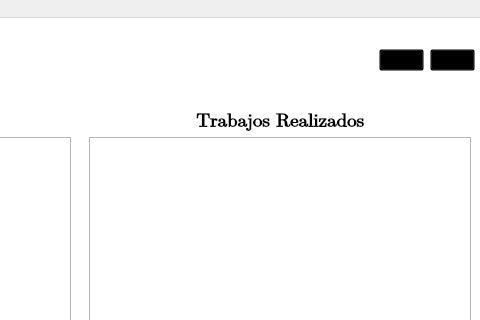
The window that App/Front/V_KWRB.ui (LAngelVp/ProccessRMPG73) describes before a commit, drawn with Qt 5; both pictures show x 320 to 800 and y 0 to 320 of the 800 by 500 pixel window.
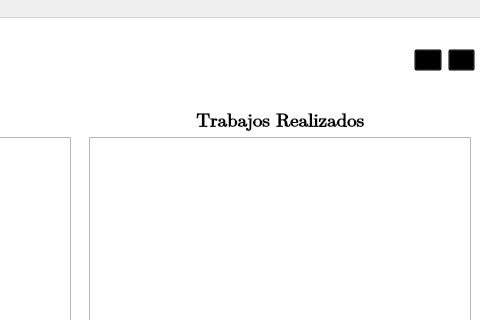
The same window after the commit. Icons and pictures are not drawn.

The edit to the form file:
```diff
--- a/App/Front/V_KWRB.ui
+++ b/App/Front/V_KWRB.ui
@@ -207,13 +207,13 @@
         <widget class="QWidget" name="WBotonesSalida" native="true">
          <property name="minimumSize">
           <size>
-           <width>110</width>
+           <width>75</width>
            <height>0</height>
           </size>
          </property>
          <property name="maximumSize">
           <size>
-           <width>110</width>
+           <width>75</width>
            <height>16777215</height>
           </size>
          </property>
```
Left out of the diff: 6 changed lines with no effect on the pictures.
